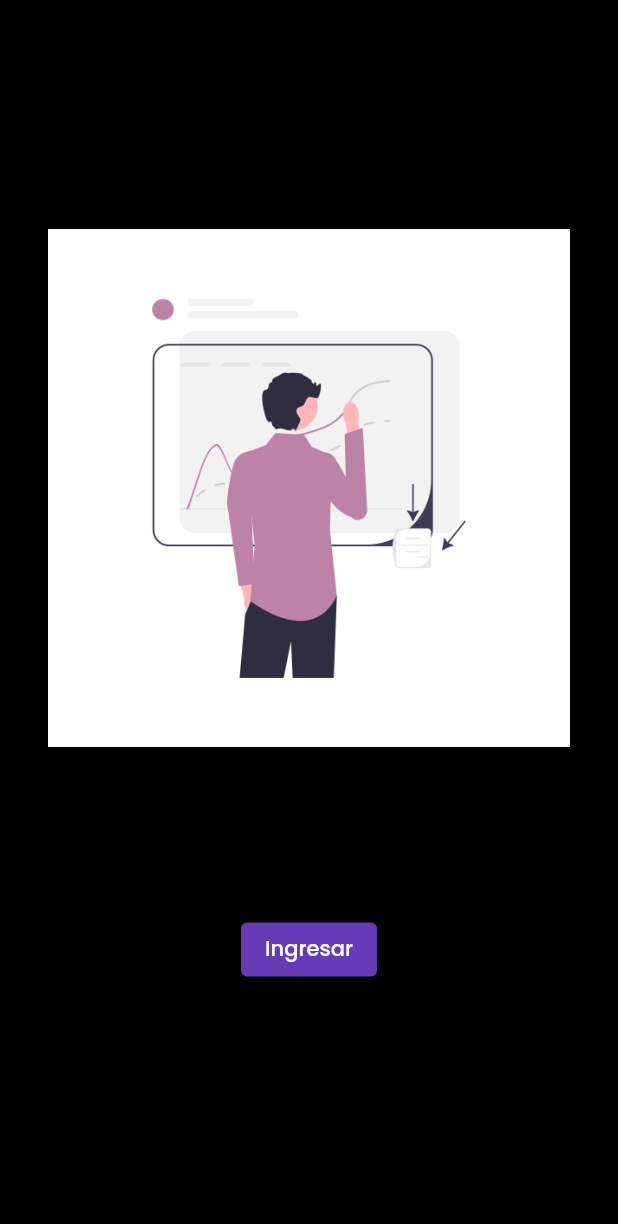
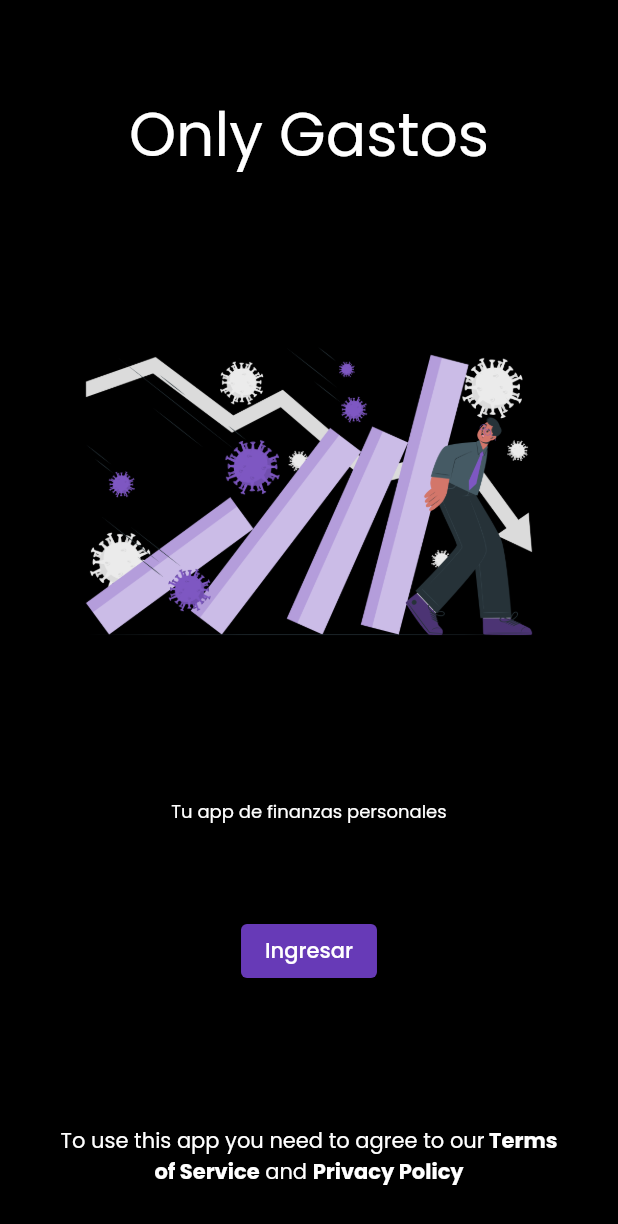
Before and after one commit to gonzaSala/controlDeGastos-App, a Flutter app: the screen it shows after launch, on a phone screen of 412 x 824 dp. Shown: the top 1224 px of the screen. Run offline on Flutter 3.47's test engine with Material 2 defaults, Android fonts, the phone set to English and light mode, and no system bars; our stand-ins replace charts_flutter, cloud_firestore, firebase_auth, firebase_core, fl_chart, flutter_local_notifications and 5 more; missing offline and left inert: dart:ffi; accounts and stored records are empty.

Commit message:
loginPage

```diff
--- a/lib/screens/loginPage.dart
+++ b/lib/screens/loginPage.dart
@@ -38,16 +38,22 @@ class _LoginPageState extends State<LoginPage> {
               child: Container(),
             ),
             Text(
-              'Cuenta Clara',
-              style: Theme.of(context).textTheme.headlineLarge,
+              'Only Gastos',
+              style: Theme.of(context)
+                  .textTheme
+                  .headlineLarge!
+                  .copyWith(color: Colors.white),
             ),
             Padding(
               padding: const EdgeInsets.all(32.0),
-              child: Image.asset('assets/backgroundLogin.png'),
+              child: Image.asset('assets/loginPage.png'),
             ),
             Text(
               'Tu app de finanzas personales',
-              style: Theme.of(context).textTheme.bodySmall,
+              style: Theme.of(context)
+                  .textTheme
+                  .bodySmall!
+                  .copyWith(color: Colors.white),
             ),
             Expanded(flex: 1, child: Container()),
             Consumer<LoginState>(
@@ -59,6 +65,7 @@ class _LoginPageState extends State<LoginPage> {
                 }
               },
               child: ElevatedButton(
+                style: ButtonStyle(elevation: MaterialStatePropertyAll(2.5)),
                 child: Text('Ingresar'),
                 onPressed: () {
                   Provider.of<LoginState>(context, listen: false).login();
@@ -71,25 +78,24 @@ class _LoginPageState extends State<LoginPage> {
               child: RichText(
                 textAlign: TextAlign.center,
                 text: TextSpan(
-                    style: Theme.of(context).textTheme.bodyMedium,
+                    style: Theme.of(context)
+                        .textTheme
+                        .bodyMedium!
+                        .copyWith(color: Colors.white),
                     text: 'To use this app you need to agree to our',
                     children: [
                       TextSpan(
-                        text: 'Terms of Service',
+                        text: ' Terms of Service',
                         recognizer: _recognizer1,
-                        style: Theme.of(context)
-                            .textTheme
-                            .bodyMedium
-                            ?.copyWith(fontWeight: FontWeight.bold),
+                        style: Theme.of(context).textTheme.bodyMedium?.copyWith(
+                            fontWeight: FontWeight.bold, color: Colors.white),
                       ),
                       TextSpan(text: ' and '),
                       TextSpan(
                         text: 'Privacy Policy',
                         recognizer: _recognizer2,
-                        style: Theme.of(context)
-                            .textTheme
-                            .bodyMedium
-                            ?.copyWith(fontWeight: FontWeight.bold),
+                        style: Theme.of(context).textTheme.bodyMedium?.copyWith(
+                            fontWeight: FontWeight.bold, color: Colors.white),
                       )
                     ]),
               ),
--- a/pubspec.yaml
+++ b/pubspec.yaml
@@ -58,7 +58,5 @@ flutter_icons:
 flutter:
 
   assets:
-    - assets/no-data.png
-    - assets/backgroundLogin.png
-    - assets/LOGO.png
+    - assets/
   uses-material-design: true
```
Also changed, not shown: assets/loginPage.png (added).
